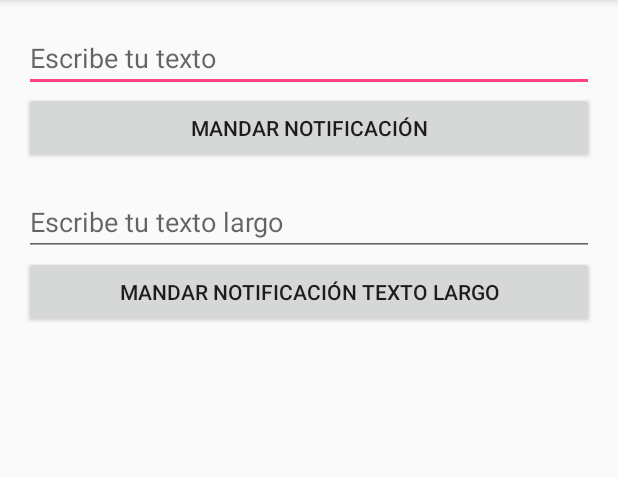
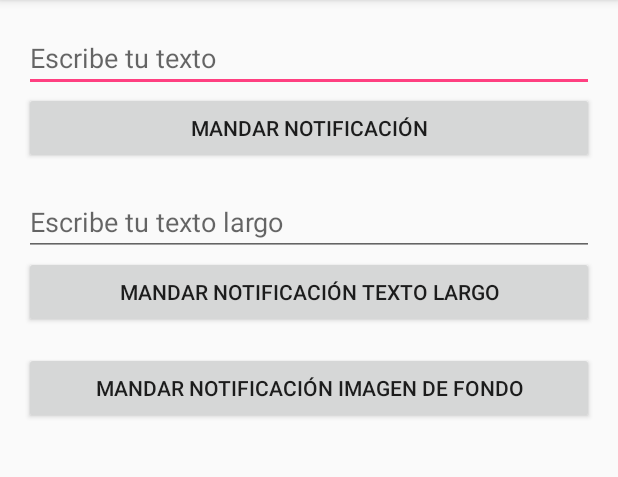
Before and after one commit to OmarCT/AndroidWear, an Android app: the screen it shows after launch (MainActivity), on a phone screen of 412 x 824 dp, the part 84-561 px from its top. Run offline under Robolectric (Android 15) with nearby library versions, the phone set to English and light mode, and no system bars.

Commit message:
Generando notificacion con imagen de fondo

```diff
--- a/MiAppWeareable/mobile/src/main/res/layout/activity_main.xml
+++ b/MiAppWeareable/mobile/src/main/res/layout/activity_main.xml
@@ -43,6 +43,15 @@
         android:onClick="enviarNotificacionTextoLargo"
         />
 
+    <Button
+        android:id="@+id/btnNotificacionImagenFondo"
+        android:layout_width="match_parent"
+        android:layout_height="wrap_content"
+        android:text="@string/texto_boton_imagen_fondo"
+        android:onClick="enviarNotificacionImagenFondo"
+        android:layout_marginTop="@dimen/activity_vertical_margin"
+        />
+
 
 
 </LinearLayout>
--- a/MiAppWeareable/mobile/src/main/res/values/strings.xml
+++ b/MiAppWeareable/mobile/src/main/res/values/strings.xml
@@ -4,6 +4,7 @@
     <string name="texto_boton">Mandar notificación</string>
     <string name="texto_input_texto_completo">Escribe tu texto largo</string>
     <string name="texto_boton_texto_completo">Mandar notificación texto largo</string>
+    <string name="texto_boton_imagen_fondo">Mandar notificación imagen de fondo</string>
     <string name="mensaje_generico">Sin mensaje</string>
     <string name="titulo_notificacion">Mensaje</string>
     <string name="titulo_texto_largo">Titulo Texto Largo</string>
```
Also changed, not shown: MiAppWeareable/mobile/src/main/java/com/anncode/miappweareable/MainActivity.java (+31 -1 lines), MiAppWeareable/mobile/src/main/res/drawable-hdpi/imagen_fondo_android_wear.png (added), MiAppWeareable/mobile/src/main/res/drawable-ldpi/imagen_fondo_android_wear.png (added), MiAppWeareable/mobile/src/main/res/drawable-mdpi/imagen_fondo_android_wear.png (added), MiAppWeareable/mobile/src/main/res/drawable-tvdpi/imagen_fondo_android_wear.png (added), MiAppWeareable/mobile/src/main/res/drawable-xhdpi/imagen_fondo_android_wear.png (added), MiAppWeareable/mobile/src/main/res/drawable-xxhdpi/imagen_fondo_android_wear.png (added), MiAppWeareable/mobile/src/main/res/drawable-xxxhdpi/imagen_fondo_android_wear.png (added).
